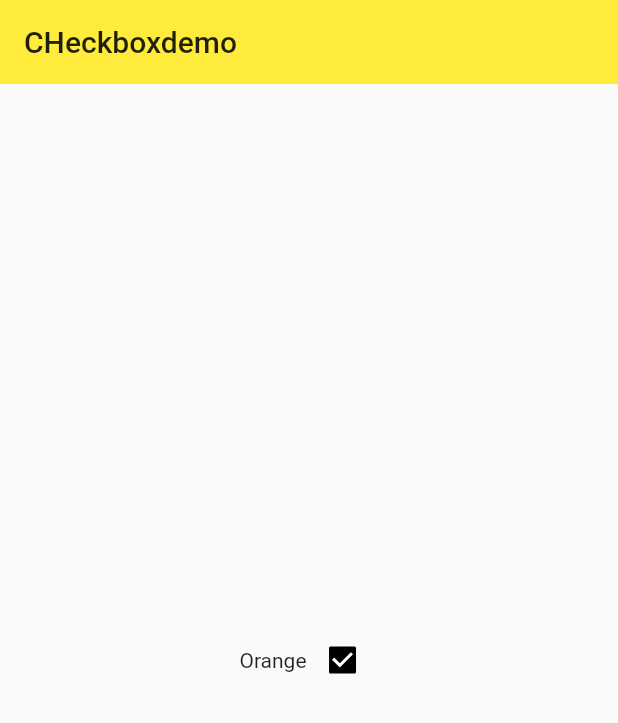
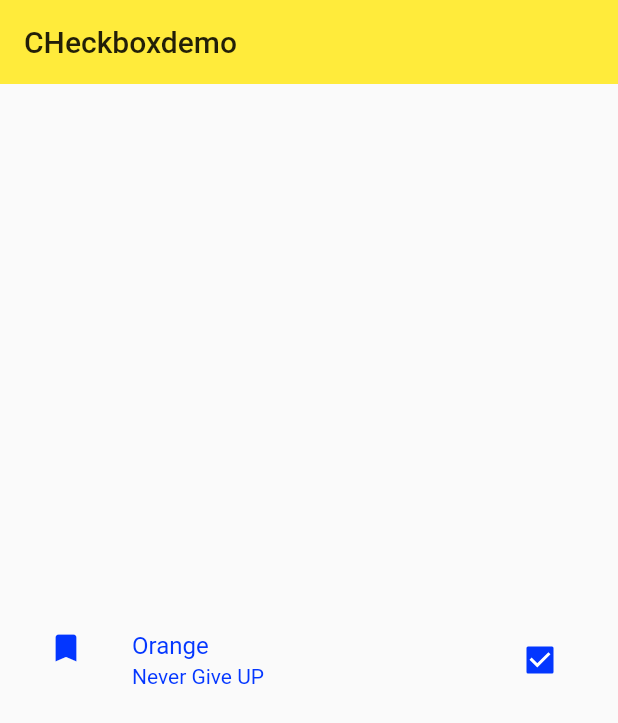
Before and after one commit to Orangem21/flutter, a Flutter app: the checkBoxDemo screen opened directly, on a phone screen of 412 x 824 dp. Shown: the top 723 px of the screen. Run offline on Flutter 3.47's test engine with Material 2 defaults, Android fonts, the phone set to English and light mode, and no system bars.

Commit message:
CheckboxListTile带标题的复选框

```diff
--- a/lib/demo/checkbox_demo.dart
+++ b/lib/demo/checkbox_demo.dart
@@ -24,19 +24,31 @@ String _currentMenuItem  = 'Home';
         child: Column(
           mainAxisAlignment: MainAxisAlignment.center,
           children: <Widget>[
+            CheckboxListTile(
+              value: _checkBoxStatusA,
+              onChanged: (value){
+                setState(() {
+                          _checkBoxStatusA = value;
+                                });
+              },
+              title: Text('Orange'),
+              subtitle: Text('Never Give UP'),
+              secondary: Icon(Icons.bookmark),
+              selected : _checkBoxStatusA,
+            ),
             Row(
               mainAxisAlignment: MainAxisAlignment.center,
               children: <Widget>[
-                Text('Orange'),
-                Checkbox(
-                  value: _checkBoxStatusA,
-                  activeColor: Colors.black,
-                  onChanged: (value){
-                    setState(() {
-                      _checkBoxStatusA = value;
-                    });
-                  },
-                ),
+                // Text('Orange'),
+                // Checkbox(
+                //   value: _checkBoxStatusA,
+                //   activeColor: Colors.black,
+                //   onChanged: (value){
+                //     setState(() {
+                //       _checkBoxStatusA = value;
+                //     });
+                //   },
+                // ),
               ],
             ),
           ],
```
